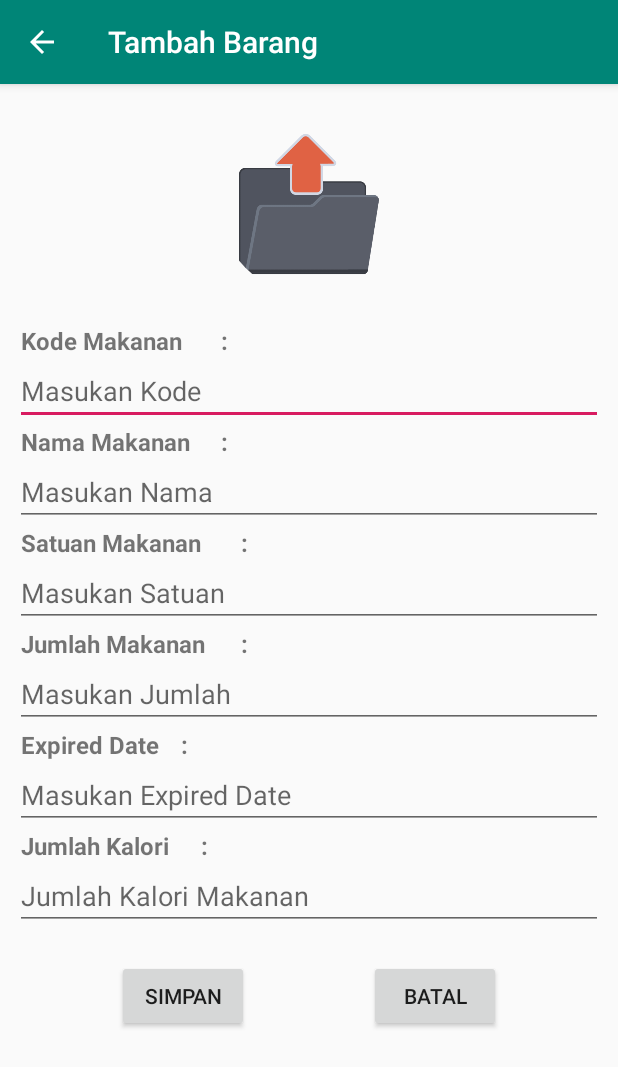
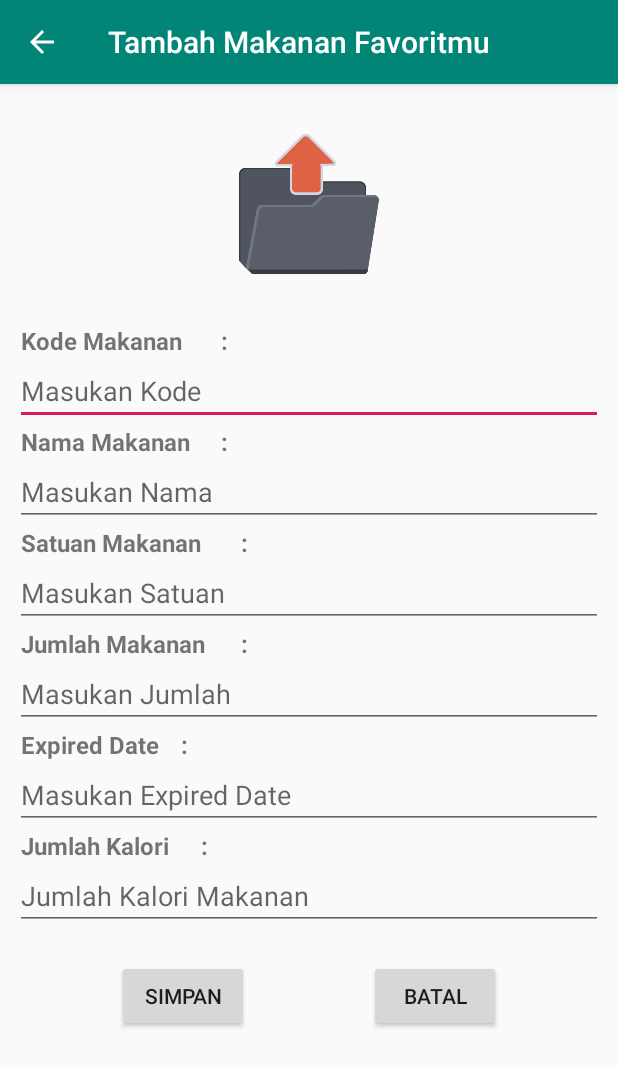
Before and after one commit to BangkitTeamB21-CAP0023/Final-Project, an Android app: the AddEdit screen opened directly, with no data from a screen before it, on a phone screen of 412 x 824 dp. Shown: the top 1067 px of the screen. Run offline under Robolectric (Android 15) with nearby library versions, the phone set to English and light mode, and no system bars; libraries missing offline, so code that uses them is left out: com.blogspot.atifsoftwares, com.theartofdev.edmodo; plain views replace CircularImageView; 2 statements that could not run were skipped.

Commit message:
1st Update On Layouting

```diff
--- a/Android Model/app/build.gradle
+++ b/Android Model/app/build.gradle
@@ -6,7 +6,7 @@ android {
     buildToolsVersion "29.0.2"
     defaultConfig {
         applicationId 'com.capstonebangkit.hlife'
-        minSdkVersion 16
+        minSdkVersion 21
         targetSdkVersion 29
         versionCode 1
         versionName "1.0"
--- a/Android Model/app/src/main/java/com/capstone/hlife/Adapter2.java
+++ b/Android Model/app/src/main/java/com/capstone/hlife/Adapter2.java
@@ -34,7 +34,7 @@ public class Adapter2 extends RecyclerView.Adapter<Adapter2.HolderRecord> {
     @Override
     public HolderRecord onCreateViewHolder(@NonNull ViewGroup parent, int viewType) {
         //inflate record
-        View view = LayoutInflater.from(context).inflate(R.layout.view_transaksi, parent, false);
+        View view = LayoutInflater.from(context).inflate(R.layout.view_ubah, parent, false);
 
 
         return new HolderRecord(view);
--- a/Android Model/app/src/main/java/com/capstone/hlife/AddEdit.java
+++ b/Android Model/app/src/main/java/com/capstone/hlife/AddEdit.java
@@ -107,7 +107,7 @@ public class AddEdit extends AppCompatActivity {
         }
         else{
             //tambah data
-            actionBar.setTitle("Tambah Barang");
+            actionBar.setTitle("Tambah Makanan Favoritmu");
         }
 
         //init db helper
--- a/Android Model/app/src/main/java/com/capstone/hlife/ListData.java
+++ b/Android Model/app/src/main/java/com/capstone/hlife/ListData.java
@@ -30,7 +30,7 @@ public class ListData extends AppCompatActivity {
         setContentView(R.layout.activity_list_data);
 
         actionBar = getSupportActionBar();
-        actionBar.setTitle("Add Makanan");
+        actionBar.setTitle("MakananKu");
 
         //Tombol Kembali
         getSupportActionBar().setDisplayHomeAsUpEnabled(true);
--- a/Android Model/app/src/main/java/com/capstone/hlife/RecordBarang.java
+++ b/Android Model/app/src/main/java/com/capstone/hlife/RecordBarang.java
@@ -36,7 +36,7 @@ public class RecordBarang extends AppCompatActivity {
     @Override
     protected void onCreate(Bundle savedInstanceState) {
         super.onCreate(savedInstanceState);
-        setContentView(R.layout.activity_record_barang);
+        setContentView(R.layout.activity_record_makanan);
 
         //Setting action bar dengan judul dan tombol kembali
         actionBar = getSupportActionBar();
--- a/Android Model/app/src/main/java/com/capstone/hlife/Transaksi.java
+++ b/Android Model/app/src/main/java/com/capstone/hlife/Transaksi.java
@@ -24,7 +24,7 @@ public class Transaksi extends AppCompatActivity {
     @Override
     protected void onCreate(Bundle savedInstanceState) {
         super.onCreate(savedInstanceState);
-        setContentView(R.layout.activity_transaksi);
+        setContentView(R.layout.activity_ubah);
 
         actionBar = getSupportActionBar();
         actionBar.setTitle("Data Makananku");
--- a/Android Model/app/src/main/res/layout/activity_list_data.xml
+++ b/Android Model/app/src/main/res/layout/activity_list_data.xml
@@ -29,7 +29,7 @@
             android:layout_width="match_parent"
             android:layout_height="wrap_content"
             android:background="#22E42B"
-            android:text="Tambah Barang"
+            android:text="Tambah Makanan Favoritmu"
             android:textColor="#fff"
             android:layout_alignParentBottom="true"
             android:layout_alignParentEnd="true"
--- a/Android Model/app/src/main/res/layout/activity_transaksi.xml
+++ b/Android Model/app/src/main/res/layout/activity_ubah.xml
@@ -18,7 +18,7 @@
             android:clipToPadding="false"
             android:paddingBottom="10dp"
             app:layoutManager="androidx.recyclerview.widget.LinearLayoutManager"
-            tools:listitem="@layout/view_transaksi" />
+            tools:listitem="@layout/view_ubah" />
     </LinearLayout>
 
 </RelativeLayout>
```
Also changed, not shown: Android Model/app/src/main/res/drawable-mdpi/husin.jpg (deleted), Android Model/app/src/main/res/drawable-v24/apotek.png (deleted), Android Model/app/src/main/res/drawable-v24/transaction.png (deleted), Android Model/app/src/main/res/drawable/dokter.jpg (deleted), Android Model/app/src/main/res/drawable/farmasi.png (deleted), Android Model/app/src/main/res/layout/activity_record_makanan.xml (renamed from Android Model/app/src/main/res/layout/activity_record_barang.xml), Android Model/app/src/main/res/layout/view_ubah.xml (renamed from Android Model/app/src/main/res/layout/view_transaksi.xml), 1 other file.
